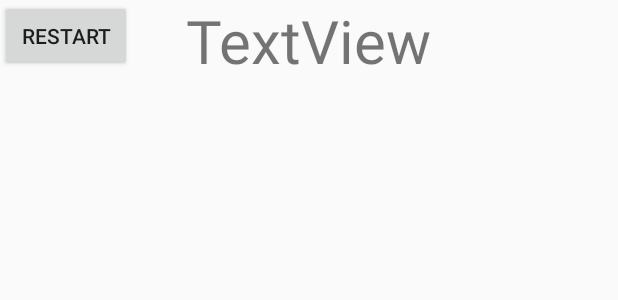
After one commit to carlosgarciahernan/LDM-practica-T1, an Android app: the layout activity_puntos.xml on its own in the app's theme, with its tools: preview values and no code run, on a phone screen of 412 x 824 dp. The commit adds this screen. Shown: the top 300 px of the screen. Run offline under Robolectric (Android 15) with nearby library versions, the phone set to English and light mode, and no system bars.

Commit message:
Activity puntos
Se contabilizan los puntos y aparece la actividad puntos.
Falta arreglar estéticamente esta view y testear si los puntos funcionan bien.

```diff
--- a/JuegoConInterfacesDeUsuario/app/src/main/AndroidManifest.xml
+++ b/JuegoConInterfacesDeUsuario/app/src/main/AndroidManifest.xml
@@ -16,6 +16,11 @@
                 <category android:name="android.intent.category.LAUNCHER" />
             </intent-filter>
         </activity>
+        <activity
+            android:name=".PuntosActivity"
+            android:label="activity_puntos">
+        </activity>
+
     </application>
 
 </manifest>
--- /dev/null
+++ b/JuegoConInterfacesDeUsuario/app/src/main/res/layout/activity_puntos.xml
@@ -0,0 +1,41 @@
+<?xml version="1.0" encoding="utf-8"?>
+<android.support.constraint.ConstraintLayout
+    xmlns:android="http://schemas.android.com/apk/res/android"
+    xmlns:app="http://schemas.android.com/apk/res-auto"
+    xmlns:tools="http://schemas.android.com/tools"
+    android:layout_width="match_parent"
+    android:layout_height="match_parent">
+
+    <TextView
+        android:id="@+id/mostrador_puntos"
+        android:layout_width="wrap_content"
+        android:layout_height="wrap_content"
+        android:layout_marginEnd="124dp"
+        android:layout_marginRight="124dp"
+        android:text="TextView"
+        android:textSize="40sp"
+        app:layout_constraintEnd_toEndOf="parent"
+        tools:layout_editor_absoluteY="86dp" />
+
+    <Button
+        android:id="@+id/btnrestart"
+        android:layout_width="wrap_content"
+        android:layout_height="wrap_content"
+        android:text="Restart"
+        tools:layout_editor_absoluteX="148dp"
+        tools:layout_editor_absoluteY="333dp" />
+
+    <LinearLayout
+        android:layout_width="368dp"
+        android:layout_height="230dp"
+        android:orientation="vertical"
+        tools:layout_editor_absoluteX="415dp"
+        tools:layout_editor_absoluteY="196dp"></LinearLayout>
+
+    <LinearLayout
+        android:layout_width="368dp"
+        android:layout_height="232dp"
+        android:orientation="vertical"
+        tools:layout_editor_absoluteX="8dp"
+        tools:layout_editor_absoluteY="8dp"></LinearLayout>
+</android.support.constraint.ConstraintLayout>
--- a/JuegoConInterfacesDeUsuario/app/src/main/res/values/styles.xml
+++ b/JuegoConInterfacesDeUsuario/app/src/main/res/values/styles.xml
@@ -1,7 +1,7 @@
 <resources>
 
     <!-- Base application theme. -->
-    <style name="AppTheme" parent="Theme.AppCompat.Light.DarkActionBar">
+    <style name="AppTheme" parent="Base.Theme.AppCompat.Light.DarkActionBar">
         <!-- Customize your theme here. -->
         <item name="colorPrimary">@color/colorPrimary</item>
         <item name="colorPrimaryDark">@color/colorPrimaryDark</item>
```
Also changed, not shown: JuegoConInterfacesDeUsuario/app/src/main/java/com/example/carlo/juegoconinterfacesdeusuario/MainActivity.java (+64 -15 lines), JuegoConInterfacesDeUsuario/app/src/main/java/com/example/carlo/juegoconinterfacesdeusuario/PreguntaQuiz.java (+12 -2 lines), JuegoConInterfacesDeUsuario/app/src/main/java/com/example/carlo/juegoconinterfacesdeusuario/PuntosActivity.java (added, +31 -0 lines).
